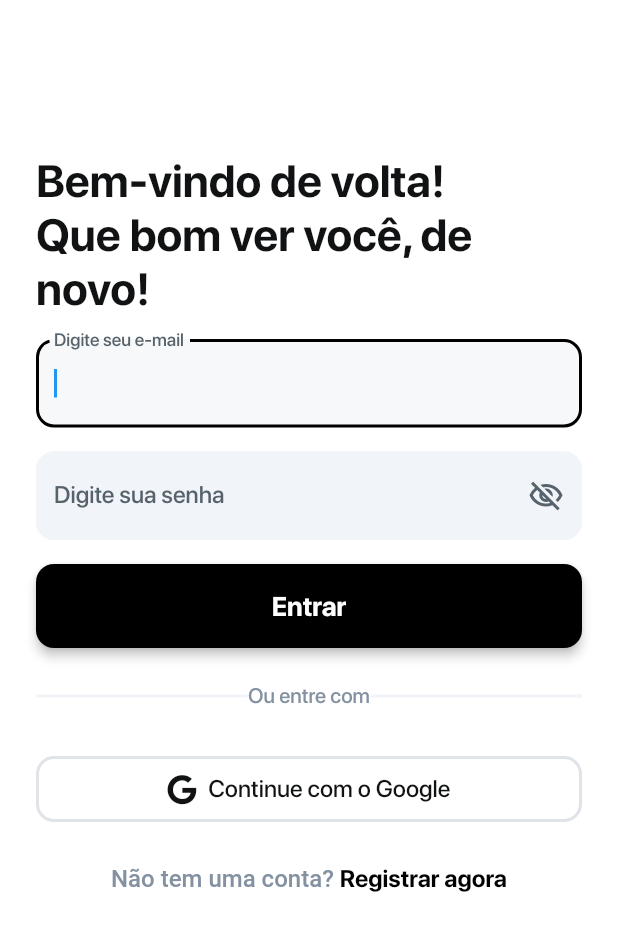
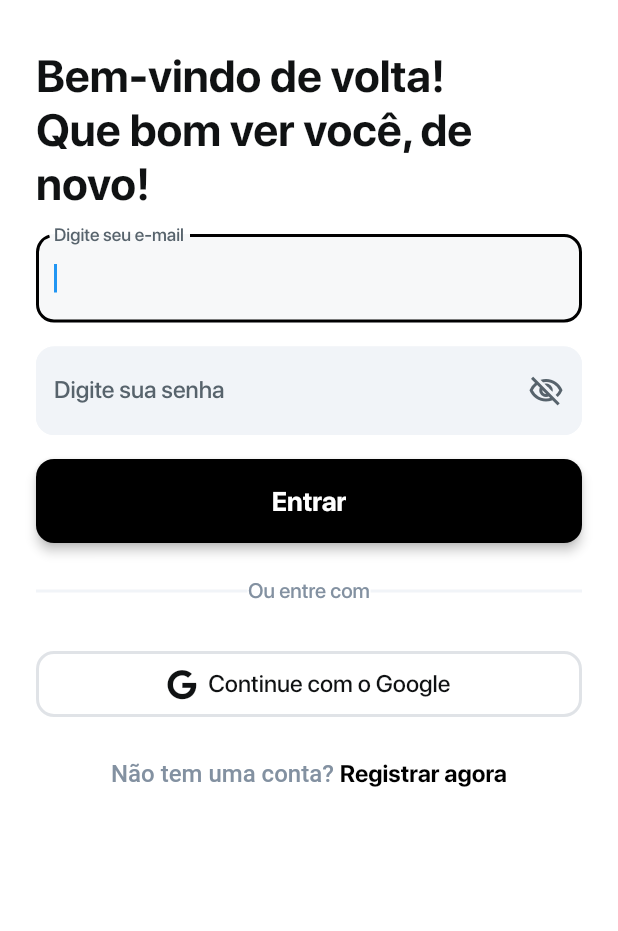
Before and after one commit to brunocrz/finapp, a Flutter app: the screen it shows once a user with an empty profile is signed in, on a phone screen of 412 x 824 dp. Shown: the top 931 px of the screen. Run offline on Flutter 3.47's test engine with Material 2 defaults, Android fonts, the phone set to English and light mode, and no system bars; drawn by our look-alikes of auto_size_text; our stand-ins replace cloud_firestore, firebase_auth, firebase_core, font_awesome_flutter, from_css_color, go_router and 8 more; missing offline and left inert: json_path; accounts and stored records are empty; project files that could hold a hidden picture were left out.

Commit message:
Updating to latest FlutterFlow output.

```diff
--- a/lib/pages/login/login_widget.dart
+++ b/lib/pages/login/login_widget.dart
@@ -83,25 +83,6 @@ class _LoginWidgetState extends State<LoginWidget> {
                               ),
                             ),
                           ),
-                        if (responsiveVisibility(
-                          context: context,
-                          tabletLandscape: false,
-                          desktop: false,
-                        ))
-                          Container(
-                            width: double.infinity,
-                            height: 78.0,
-                            decoration: BoxDecoration(
-                              color: Colors.white,
-                              borderRadius: BorderRadius.only(
-                                bottomLeft: Radius.circular(16.0),
-                                bottomRight: Radius.circular(16.0),
-                                topLeft: Radius.circular(0.0),
-                                topRight: Radius.circular(0.0),
-                              ),
-                            ),
-                            alignment: AlignmentDirectional(-1.0, 0.0),
-                          ),
                         Container(
                           width: double.infinity,
                           constraints: BoxConstraints(
@@ -114,10 +95,11 @@ class _LoginWidgetState extends State<LoginWidget> {
                             alignment: AlignmentDirectional(0.0, 0.0),
                             child: Padding(
                               padding: EdgeInsetsDirectional.fromSTEB(
-                                  24.0, 24.0, 24.0, 24.0),
+                                  24.0, 32.0, 24.0, 32.0),
                               child: Column(
                                 mainAxisSize: MainAxisSize.max,
-                                crossAxisAlignment: CrossAxisAlignment.start,
+                                mainAxisAlignment: MainAxisAlignment.center,
+                                crossAxisAlignment: CrossAxisAlignment.center,
                                 children: [
                                   Padding(
                                     padding: EdgeInsetsDirectional.fromSTEB(
@@ -566,7 +548,7 @@ class _LoginWidgetState extends State<LoginWidget> {
                                       ),
                                     ),
                                   ),
-                                ],
+                                ].divide(SizedBox(height: 0.0)),
                               ),
                             ),
                           ),
```
